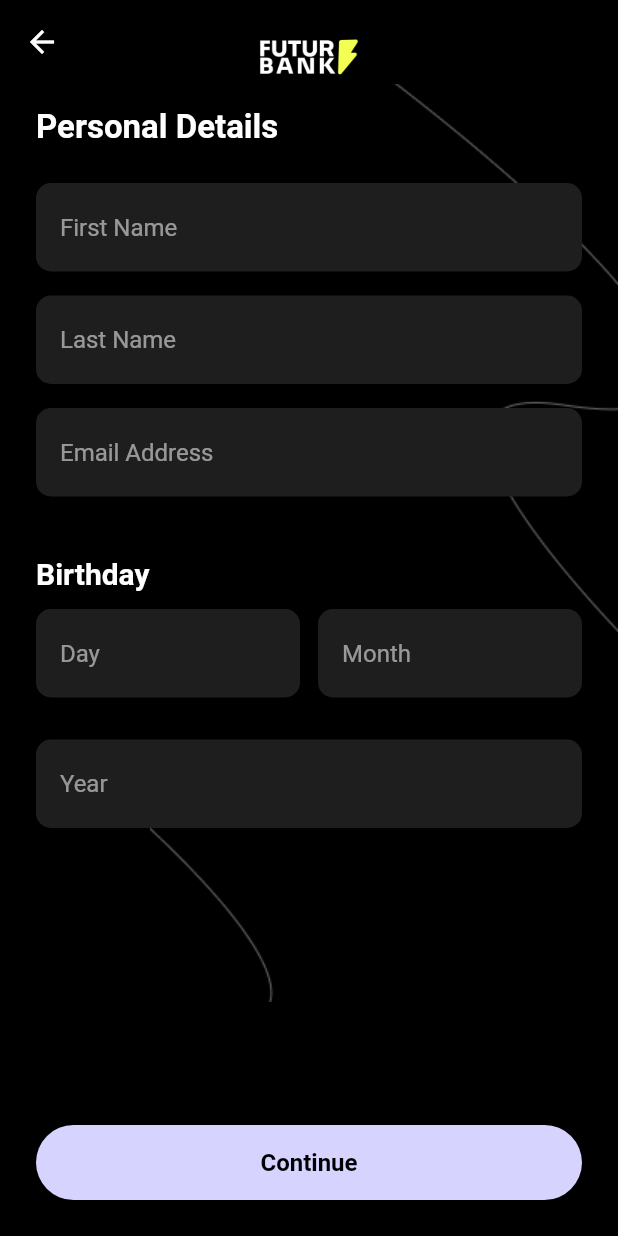
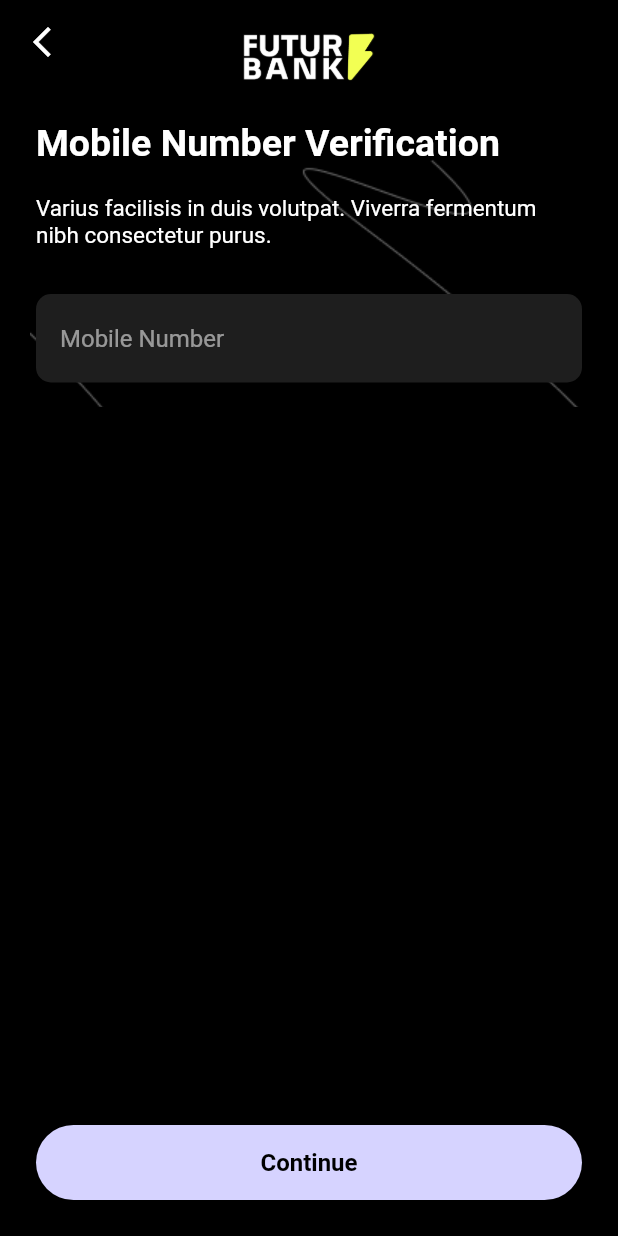
Before and after one commit to nithish25kumar/FUTUR-Mobile-Banking, a Flutter app: the PersonalDetailsPage screen opened directly, after a tap on "Continue", on a phone screen of 412 x 824 dp. Run offline on Flutter 3.47's test engine with Material 3 defaults, Android fonts, the phone set to English and light mode, and no system bars; our stand-ins replace firebase_core; accounts and stored records are empty.

Commit message:
firebase updated , verify page created

```diff
--- /dev/null
+++ b/lib/repositary/screens/register/otp.dart
@@ -0,0 +1,15 @@
+import 'package:flutter/material.dart';
+
+class OtpPage extends StatefulWidget {
+  const OtpPage({super.key});
+
+  @override
+  State<OtpPage> createState() => _OtpPageState();
+}
+
+class _OtpPageState extends State<OtpPage> {
+  @override
+  Widget build(BuildContext context) {
+    return Scaffold();
+  }
+}
--- a/lib/repositary/screens/register/signin.dart
+++ b/lib/repositary/screens/register/signin.dart
@@ -1,4 +1,5 @@
 import 'package:flutter/material.dart';
+import 'package:futur_mobile_banking/repositary/screens/register/verify.dart';
 import '../registerorlogin/register.dart';
 
 class PersonalDetailsPage extends StatelessWidget {
@@ -104,7 +105,10 @@
           width: double.infinity,
           height: 50,
           child: ElevatedButton(
-            onPressed: () {},
+            onPressed: () {
+              Navigator.pushReplacement(
+                  context, MaterialPageRoute(builder: (context) => Verify()));
+            },
             style: ElevatedButton.styleFrom(
               backgroundColor: const Color(0xFFD6D3FF),
               foregroundColor: Colors.black,
--- /dev/null
+++ b/lib/repositary/screens/register/verify.dart
@@ -0,0 +1,136 @@
+import 'package:flutter/material.dart';
+
+import 'otp.dart';
+
+class Verify extends StatelessWidget {
+  const Verify({super.key});
+
+  @override
+  Widget build(BuildContext context) {
+    return Scaffold(
+      backgroundColor: Colors.black,
+      appBar: AppBar(
+        backgroundColor: Colors.black,
+        elevation: 0,
+        leading: IconButton(
+          onPressed: () {
+            Navigator.pop(context);
+          },
+          icon: const Icon(Icons.arrow_back_ios_new, color: Colors.white),
+        ),
+        centerTitle: true,
+        title: Padding(
+          padding: const EdgeInsets.only(top: 20),
+          child: Image.asset(
+            'assets/images/Mock Logo.png',
+            height: 40,
+          ),
+        ),
+      ),
+      body: Stack(
+        children: [
+          Positioned(
+            top: 20,
+            left: 20,
+            child: Image.asset('assets/images/Blend 01.png'),
+          ),
+          Positioned(
+            top: 50,
+            right: 0,
+            child: Image.asset('assets/images/Blend 02.png'),
+          ),
+          SafeArea(
+            child: SingleChildScrollView(
+              padding: const EdgeInsets.symmetric(horizontal: 24),
+              child: Column(
+                crossAxisAlignment: CrossAxisAlignment.start,
+                children: [
+                  const SizedBox(height: 25),
+                  const Text(
+                    'Mobile Number Verification',
+                    style: TextStyle(
+                      fontWeight: FontWeight.w600,
+                      color: Colors.white,
+                      fontSize: 25,
+                    ),
+                  ),
+                  const SizedBox(height: 20),
+                  const Text(
+                    'Varius facilisis in duis volutpat. Viverra fermentum nibh consectetur purus.',
+                    style: TextStyle(
+                      fontSize: 15,
+                      color: Colors.white,
+                      fontWeight: FontWeight.w400,
+                    ),
+                  ),
+                  const SizedBox(height: 30),
+                  _buildTextField(
+                    label: 'Mobile Number',
+                    keyboardType: TextInputType.phone,
+                  ),
+                ],
+              ),
+            ),
+          )
+        ],
+      ),
+      bottomNavigationBar: Padding(
+        padding: const EdgeInsets.fromLTRB(24, 0, 24, 24),
+        child: SizedBox(
+          width: double.infinity,
+          height: 50,
+          child: ElevatedButton(
+            onPressed: () {
+              Navigator.push(
+                  context, MaterialPageRoute(builder: (_) => OtpPage()));
+            },
+            style: ElevatedButton.styleFrom(
+              backgroundColor: const Color(0xFFD6D3FF),
+              foregroundColor: Colors.black,
+              shape: RoundedRectangleBorder(
+                borderRadius: BorderRadius.circular(30),
+              ),
+            ),
+            child: const Text(
+              'Continue',
+              style: TextStyle(
+                fontWeight: FontWeight.bold,
+                fontSize: 16,
+              ),
+            ),
+          ),
+        ),
+      ),
+    );
+  }
+
+  Widget _buildTextField({
+    required String label,
+    String? initialValue,
+    TextInputType keyboardType = TextInputType.text,
+  }) {
+    return Column(
+      crossAxisAlignment: CrossAxisAlignment.start,
+      children: [
+        TextFormField(
+          initialValue: initialValue,
+          keyboardType: keyboardType,
+          style: const TextStyle(color: Colors.white),
+          decoration: InputDecoration(
+            hintText: label,
+            hintStyle: const TextStyle(color: Colors.white54),
+            filled: true,
+            fillColor: const Color(0xFF1E1E1E),
+            border: OutlineInputBorder(
+              borderRadius: BorderRadius.circular(10),
+              borderSide: BorderSide.none,
+            ),
+            contentPadding:
+                const EdgeInsets.symmetric(horizontal: 16, vertical: 20),
+          ),
+        ),
+        const SizedBox(height: 16),
+      ],
+    );
+  }
+}
--- a/pubspec.yaml
+++ b/pubspec.yaml
@@ -11,6 +11,9 @@
   flutter:
     sdk: flutter
   cupertino_icons: ^1.0.6
+  firebase_core:
+  firebase_auth:
+  cloud_firestore:
 
 dev_dependencies:
   flutter_test:
```
Also changed, not shown: firebase.json (added), lib/firebase_options.dart (added), pubspec.lock, 6 other files.
